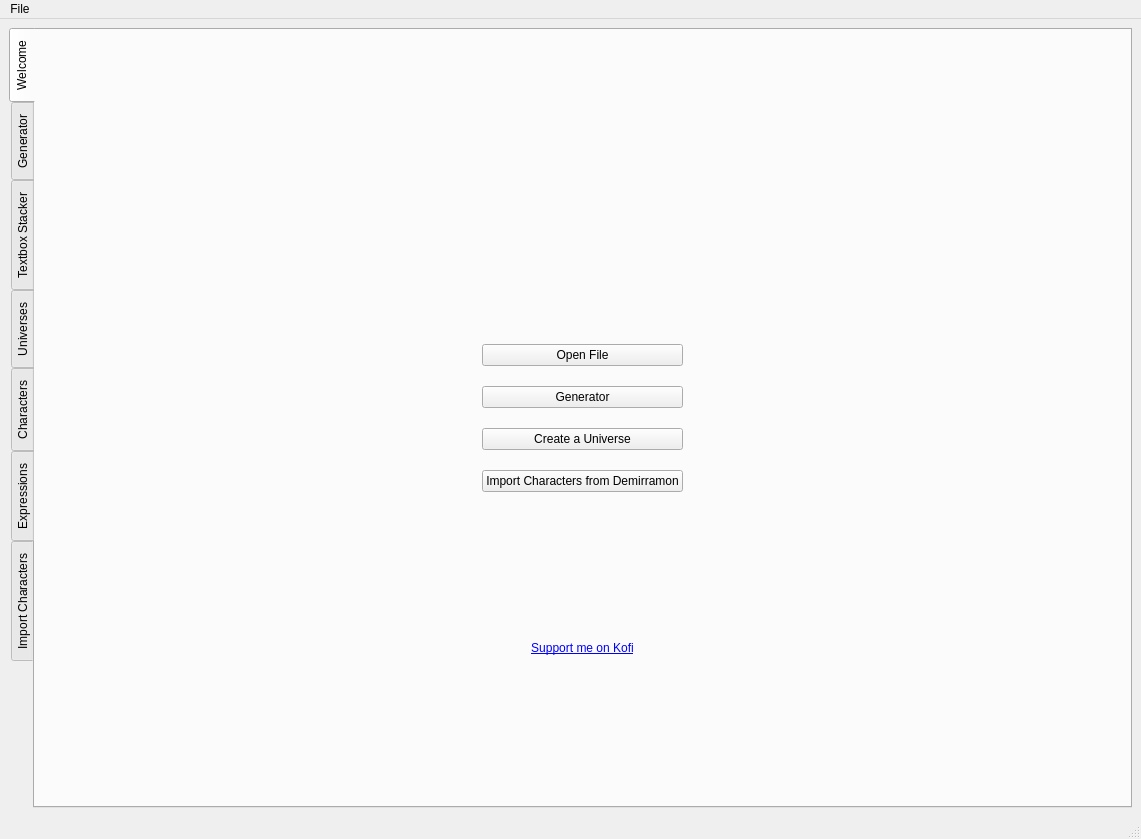
Qt form ui/ui.ui (xMirkix/yet-another-textbox-generator) before a commit.
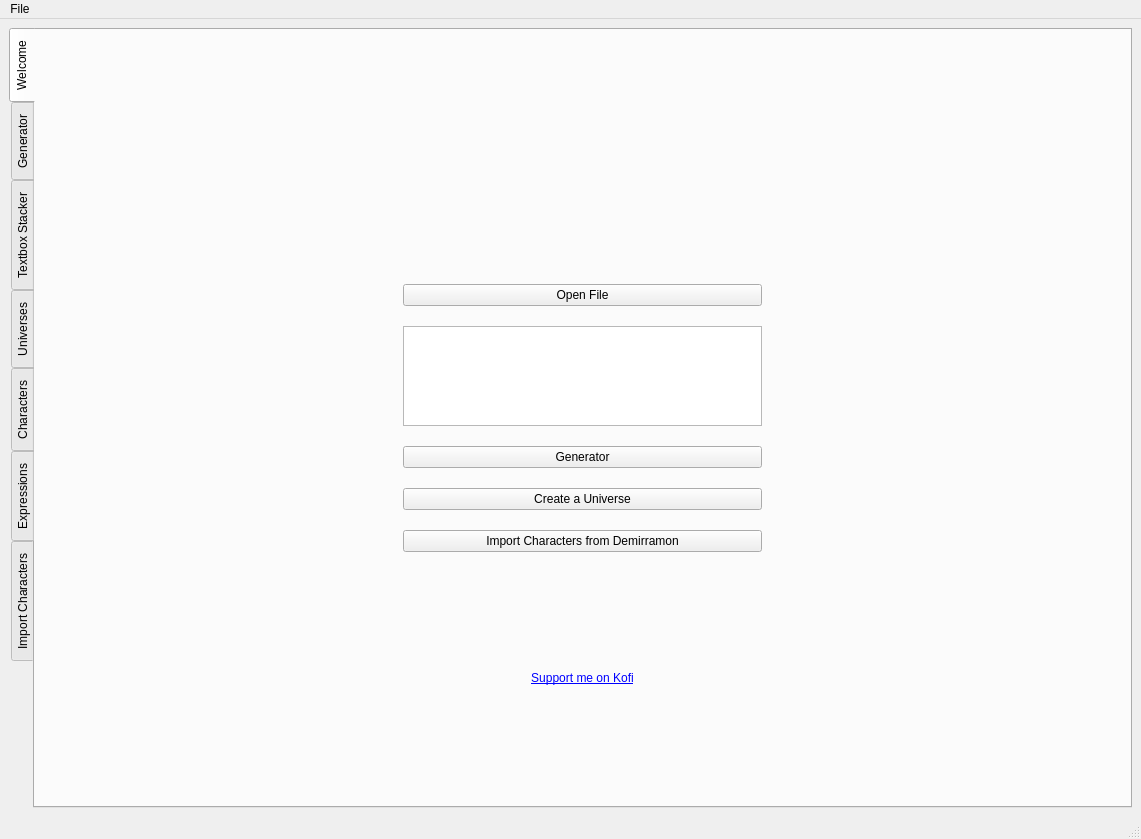
The same form after that commit. Icons and pictures are not drawn.

Commit message: added a last opened files list that saves to system

Patch:
```diff
--- a/ui/ui.ui
+++ b/ui/ui.ui
@@ -155,6 +155,54 @@
               </property>
              </widget>
             </item>
+            <item>
+             <widget class="QListWidget" name="last_opened_list">
+              <property name="sizePolicy">
+               <sizepolicy hsizetype="Expanding" vsizetype="Fixed">
+                <horstretch>0</horstretch>
+                <verstretch>0</verstretch>
+               </sizepolicy>
+              </property>
+              <property name="maximumSize">
+               <size>
+                <width>16777215</width>
+                <height>100</height>
+               </size>
+              </property>
+              <property name="font">
+               <font>
+                <pointsize>11</pointsize>
+               </font>
+              </property>
+              <property name="horizontalScrollBarPolicy">
+               <enum>Qt::ScrollBarPolicy::ScrollBarAlwaysOff</enum>
+              </property>
+              <property name="editTriggers">
+               <set>QAbstractItemView::EditTrigger::NoEditTriggers</set>
+              </property>
+              <property name="tabKeyNavigation">
+               <bool>true</bool>
+              </property>
+              <property name="showDropIndicator" stdset="0">
+               <bool>false</bool>
+              </property>
+              <property name="defaultDropAction">
+               <enum>Qt::DropAction::IgnoreAction</enum>
+              </property>
+              <property name="alternatingRowColors">
+               <bool>true</bool>
+              </property>
+              <property name="keyboardSearchFlags">
+               <set>Qt::MatchFlag::MatchStartsWith</set>
+              </property>
+              <property name="uniformItemSizes">
+               <bool>false</bool>
+              </property>
+              <property name="supportedDragActions">
+               <set>Qt::DropAction::IgnoreAction</set>
+              </property>
+             </widget>
+            </item>
             <item>
              <widget class="QPushButton" name="generator_link">
               <property name="text">
```
The commit also changes 5 other files.
